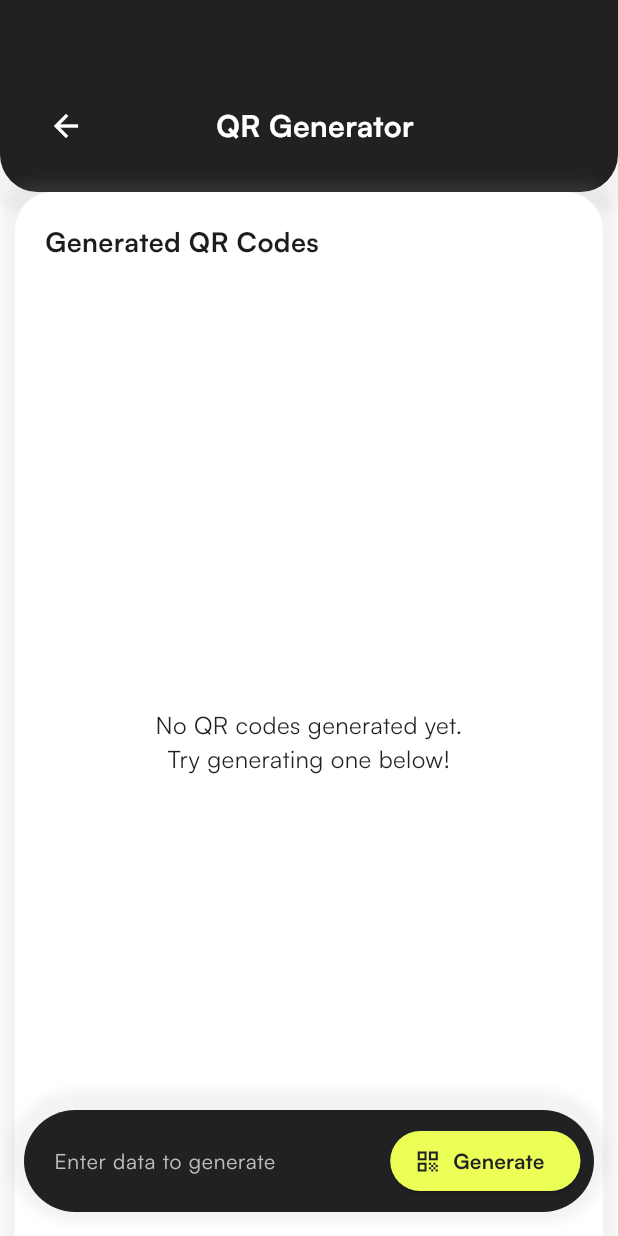
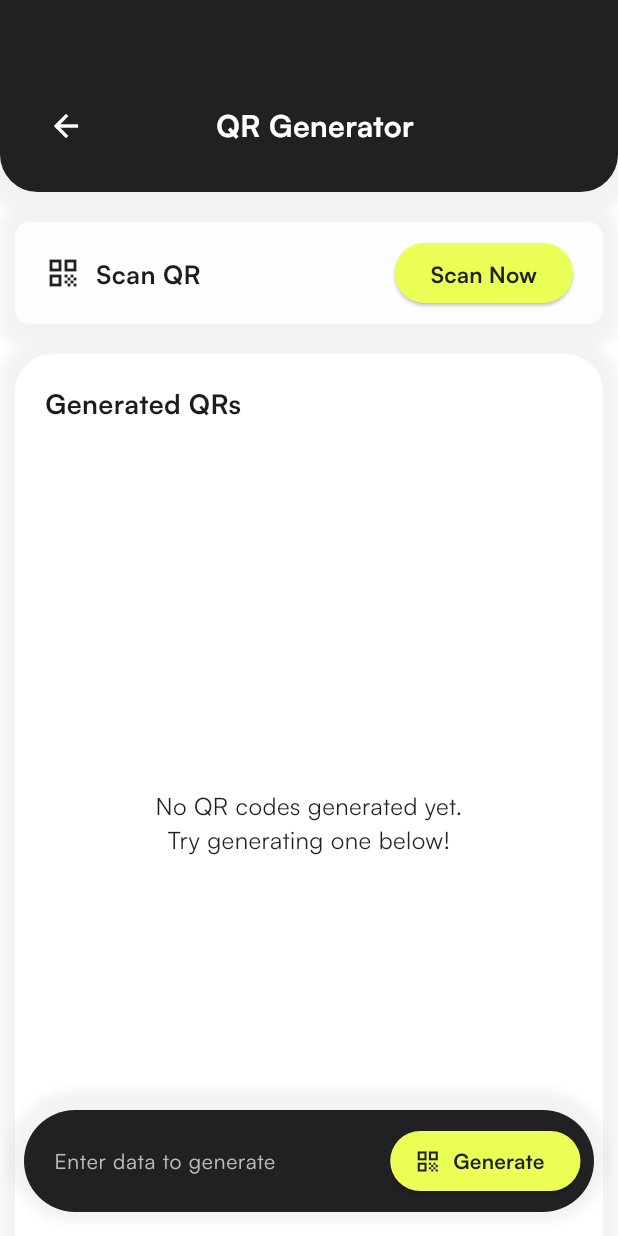
Before and after one commit to AswinAsok/qr-mvvm, a Flutter app: the screen it shows after launch, after a tap on "Generate", on a phone screen of 412 x 824 dp. Run offline on Flutter 3.47's test engine with Material 3 defaults, Android fonts, the phone set to English and light mode, and no system bars; our stand-ins replace lottie, qr_flutter; missing offline and left inert: mobile_scanner.

Commit message:
feat(generator):scanner-navigation-added

```diff
--- a/lib/pages/qrgenerator.dart/generator_view.dart
+++ b/lib/pages/qrgenerator.dart/generator_view.dart
@@ -1,6 +1,7 @@
 import 'package:flutter/material.dart';
 import 'package:provider/provider.dart';
 import 'package:qr_flutter/qr_flutter.dart';
+import 'package:qrmvvm/pages/qrscanner/scanner_view.dart';
 import 'generator_view_model.dart';
 import 'package:intl/intl.dart';
 
@@ -61,7 +62,7 @@ class GeneratorView extends StatelessWidget {
                           SizedBox(height: 20),
                           Center(
                             child: Container(
-                              padding: EdgeInsets.all(15),
+                              padding: EdgeInsets.all(5),
                               decoration: BoxDecoration(
                                 color: Colors.white,
                                 borderRadius: BorderRadius.circular(10),
@@ -69,7 +70,7 @@ class GeneratorView extends StatelessWidget {
                               child: QrImageView(
                                 data: viewModel.qrData,
                                 version: QrVersions.auto,
-                                size: 200.0,
+                                size: 175.0,
                                 backgroundColor: Colors.white,
                               ),
                             ),
@@ -78,6 +79,64 @@ class GeneratorView extends StatelessWidget {
                       ],
                     ),
                   ),
+                  SizedBox(height: 20),
+                  Container(
+                    margin: EdgeInsets.symmetric(horizontal: 10),
+                    padding: EdgeInsets.symmetric(horizontal: 20, vertical: 10),
+                    decoration: BoxDecoration(
+                        color: Color(0xfffdfdfd),
+                        borderRadius: BorderRadius.circular(10),
+                        boxShadow: [
+                          BoxShadow(
+                            color: Colors.grey.withOpacity(0.12),
+                            spreadRadius: 10,
+                            blurRadius: 5,
+                            offset: Offset(0, 3),
+                          )
+                        ]),
+                    child: Row(
+                      mainAxisAlignment: MainAxisAlignment.spaceBetween,
+                      children: [
+                        Row(
+                          children: [
+                            Icon(
+                              Icons.qr_code,
+                              color: Color(0xFF212023),
+                              size: 24,
+                            ),
+                            SizedBox(width: 10),
+                            Text(
+                              "Scan QR",
+                              style: TextStyle(
+                                fontSize: 17,
+                                fontWeight: FontWeight.w600,
+                              ),
+                            ),
+                          ],
+                        ),
+                        ElevatedButton.icon(
+                          style: ElevatedButton.styleFrom(
+                            foregroundColor: Color(0xFF212023),
+                            backgroundColor: Color(0xFFEBFF57),
+                          ),
+                          onPressed: () {
+                            Navigator.push(
+                              context,
+                              MaterialPageRoute(
+                                builder: (context) => ScannerView(),
+                              ),
+                            );
+                          },
+                          label: Text("Scan Now",
+                              style: TextStyle(
+                                  color: Color(0xFF212023),
+                                  fontSize: 15,
+                                  fontWeight: FontWeight.bold)),
+                        ),
+                      ],
+                    ),
+                  ),
+                  SizedBox(height: 20),
                   Expanded(
                     child: Container(
                       margin: EdgeInsets.symmetric(horizontal: 10),
@@ -105,8 +164,8 @@ class GeneratorView extends StatelessWidget {
                             children: [
                               Text(
                                 viewModel.generatedQRCodes.isNotEmpty
-                                    ? "Generated QR Codes (${viewModel.generatedQRCodes.length})"
-                                    : "Generated QR Codes",
+                                    ? "Generated QRs  (${viewModel.generatedQRCodes.length})"
+                                    : "Generated QRs",
                                 style: TextStyle(
                                   fontSize: 18,
                                   fontWeight: FontWeight.bold,
--- a/lib/pages/qrscanner/scanner_view.dart
+++ b/lib/pages/qrscanner/scanner_view.dart
@@ -73,7 +73,7 @@ class GenerateButton extends StatelessWidget {
               Text(
                 "Generate QR",
                 style: TextStyle(
-                  fontSize: 20,
+                  fontSize: 17,
                   fontWeight: FontWeight.w600,
                 ),
               ),
```
